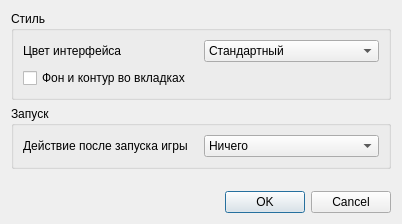
This is launchersettings.ui in Fyzu/ArmALauncher as Qt 5 draws it before an edit. The edited form follows.
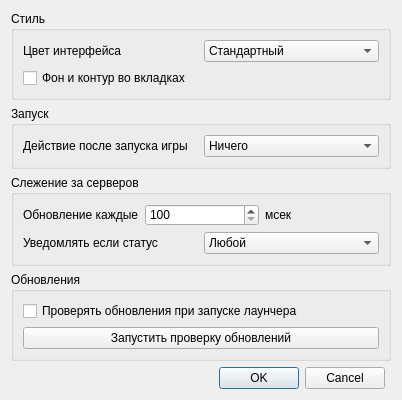
This is the edited form.

Diff of the .ui file:
```diff
--- a/launchersettings.ui
+++ b/launchersettings.ui
@@ -7,19 +7,19 @@
     <x>0</x>
     <y>0</y>
     <width>402</width>
-    <height>224</height>
+    <height>400</height>
    </rect>
   </property>
   <property name="minimumSize">
    <size>
     <width>402</width>
-    <height>224</height>
+    <height>400</height>
    </size>
   </property>
   <property name="maximumSize">
    <size>
     <width>402</width>
-    <height>224</height>
+    <height>400</height>
    </size>
   </property>
   <property name="windowTitle">
@@ -31,8 +31,21 @@
   <property name="modal">
    <bool>true</bool>
   </property>
-  <layout class="QGridLayout" name="gridLayout_4">
-   <item row="1" column="0">
+  <layout class="QGridLayout" name="gridLayout_5">
+   <item row="6" column="0">
+    <widget class="QDialogButtonBox" name="buttonBox">
+     <property name="orientation">
+      <enum>Qt::Horizontal</enum>
+     </property>
+     <property name="standardButtons">
+      <set>QDialogButtonBox::Cancel|QDialogButtonBox::Ok</set>
+     </property>
+     <property name="centerButtons">
+      <bool>false</bool>
+     </property>
+    </widget>
+   </item>
+   <item row="1" column="0" colspan="2">
     <widget class="QGroupBox" name="groupBox_2">
      <property name="enabled">
       <bool>true</bool>
@@ -70,7 +83,7 @@
      </layout>
     </widget>
    </item>
-   <item row="0" column="0">
+   <item row="0" column="0" colspan="2">
     <widget class="QGroupBox" name="groupBox">
      <property name="title">
       <string>Стиль</string>
@@ -111,17 +124,107 @@
      </layout>
     </widget>
    </item>
-   <item row="3" column="0">
-    <widget class="QDialogButtonBox" name="buttonBox">
-     <property name="orientation">
-      <enum>Qt::Horizontal</enum>
+   <item row="3" column="0" colspan="2">
+    <widget class="QGroupBox" name="groupBox_3">
+     <property name="title">
+      <string>Слежение за серверов</string>
      </property>
-     <property name="standardButtons">
-      <set>QDialogButtonBox::Cancel|QDialogButtonBox::Ok</set>
+     <layout class="QGridLayout" name="gridLayout_2">
+      <item row="0" column="0">
+       <layout class="QHBoxLayout" name="horizontalLayout_3">
+        <item>
+         <widget class="QLabel" name="label">
+          <property name="text">
+           <string>Обновление каждые</string>
+          </property>
+         </widget>
+        </item>
+        <item>
+         <widget class="QSpinBox" name="updateTimeSpin">
+          <property name="minimum">
+           <number>100</number>
+          </property>
+          <property name="maximum">
+           <number>100000</number>
+          </property>
+          <property name="singleStep">
+           <number>10</number>
+          </property>
+         </widget>
+        </item>
+        <item>
+         <widget class="QLabel" name="label_2">
+          <property name="text">
+           <string>мсек</string>
+          </property>
+         </widget>
+        </item>
+       </layout>
+      </item>
+      <item row="1" column="0">
+       <layout class="QHBoxLayout" name="horizontalLayout_2">
+        <item>
+         <widget class="QLabel" name="label_3">
+          <property name="text">
+           <string>Уведомлять если статус</string>
+          </property>
+         </widget>
+        </item>
+        <item>
+         <widget class="QComboBox" name="stateBox">
+          <item>
+           <property name="text">
+            <string>Любой</string>
+           </property>
+          </item>
+          <item>
+           <property name="text">
+            <string>Игра</string>
+           </property>
+          </item>
+          <item>
+           <property name="text">
+            <string>Брифинг</string>
+           </property>
+          </item>
+          <item>
+           <property name="text">
+            <string>Лобби</string>
+           </property>
+          </item>
+          <item>
+           <property name="text">
+            <string>Создание</string>
+           </property>
+          </item>
+         </widget>
+        </item>
+       </layout>
+      </item>
+     </layout>
+    </widget>
+   </item>
+   <item row="4" column="0" colspan="2">
+    <widget class="QGroupBox" name="groupBox_4">
+     <property name="title">
+      <string>Обновления</string>
      </property>
-     <property name="centerButtons">
-      <bool>false</bool>
-     </property>
+     <layout class="QGridLayout" name="gridLayout_4">
+      <item row="0" column="0">
+       <widget class="QCheckBox" name="checkUpdateAfterStart">
+        <property name="text">
+         <string>Проверять обновления при запуске лаунчера</string>
+        </property>
+       </widget>
+      </item>
+      <item row="1" column="0">
+       <widget class="QPushButton" name="launchCheckUpdate">
+        <property name="text">
+         <string>Запустить проверку обновлений</string>
+        </property>
+       </widget>
+      </item>
+     </layout>
     </widget>
    </item>
    <item row="2" column="0">
```
